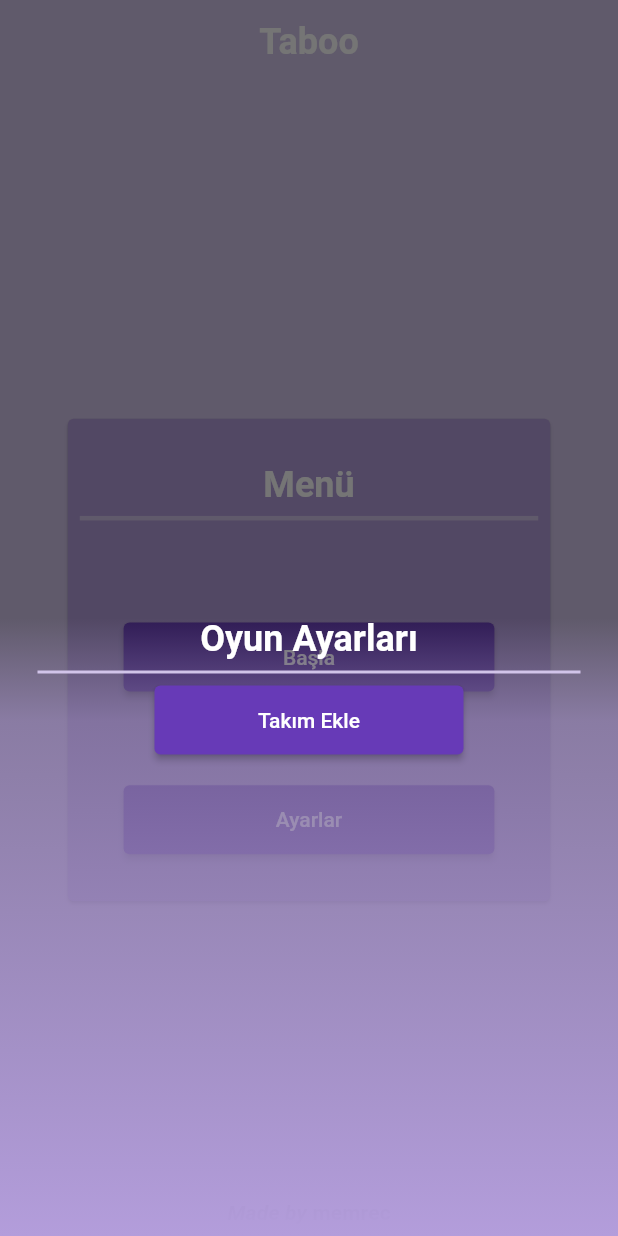
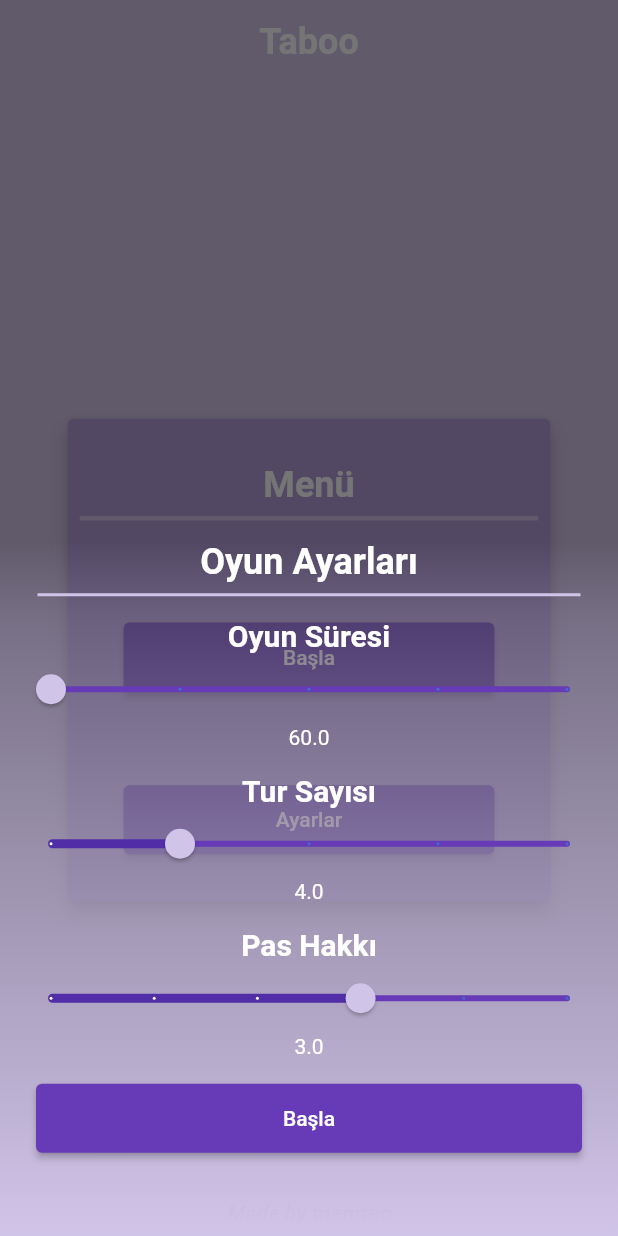
Before and after one commit to m-emrec/Taboo-Game, a Flutter app: the screen it shows after launch, after a tap on "Başla", on a phone screen of 412 x 824 dp. Run offline on Flutter 3.47's test engine with Material 2 defaults, Android fonts, the phone set to English and light mode, and no system bars; our stand-ins replace logger.

Commit message:
User can add team names. Game Setting's UI is done but not the functionality.

```diff
--- a/lib/pages/home_page.dart
+++ b/lib/pages/home_page.dart
@@ -1,6 +1,6 @@
 import 'package:flutter/material.dart';
 import 'package:taboo/pages/game_page.dart';
-import 'package:taboo/utils/game_settings_sheet.dart';
+import 'package:taboo/utils/start_game_sheet.dart';
 
 import '../utils/settings_sheet.dart';
 
@@ -24,6 +24,7 @@ class HomePage extends StatelessWidget {
                 width: screenWidth * 0.8,
                 height: screenHeight * 0.4,
                 child: Card(
+                  elevation: 5,
                   child: Column(
                     mainAxisSize: MainAxisSize.min,
                     mainAxisAlignment: MainAxisAlignment.spaceAround,
@@ -49,10 +50,9 @@ class HomePage extends StatelessWidget {
                         width: screenWidth * 0.6,
                         child: ElevatedButton(
                           onPressed: () => showModalBottomSheet(
-
                               backgroundColor: Colors.transparent,
                               context: context,
-                              builder: (_) => const GameSettingsSheet()),
+                              builder: (_) => StartGameSheet()),
                           child: const Text("Başla"),
                         ),
                       ),
@@ -62,7 +62,6 @@ class HomePage extends StatelessWidget {
                         width: screenWidth * 0.6,
                         child: ElevatedButton(
                           onPressed: () => showModalBottomSheet(
-
                               backgroundColor: Colors.transparent,
                               context: context,
                               builder: (_) => const SettingSheet()),
--- a/lib/provider/game_provider.dart
+++ b/lib/provider/game_provider.dart
@@ -106,16 +106,7 @@ class Game extends ChangeNotifier {
         }
     ]
   */
-  final List<Map> _teamList = [
-    {
-      "teamName": "Green Team",
-      "teamScore": 10,
-    },
-    {
-      "teamName": "Yellow Team",
-      "teamScore": 25,
-    }
-  ];
+  List<Map> _teamList = [];
 
   late final int _teamCount;
 
@@ -130,6 +121,20 @@ class Game extends ChangeNotifier {
   //------------------- end of getters
 
   // ------------- functions
+
+  void addTeam(String teamName) {
+    _teamList.add(
+      {
+        "teamName": teamName,
+        "teamScore": 0,
+      },
+    );
+    logger.i(_teamList);
+  }
+
+  void resetGame() {
+    _teamList = [];
+  }
 
   void shuffleWords() {
     _words.shuffle();
--- a/lib/theme/theme_constants.dart
+++ b/lib/theme/theme_constants.dart
@@ -4,7 +4,7 @@ import 'package:flutter/material.dart';
 
 Color PRIMARY_COLOR = Colors.deepPurple.shade100;
 Color CARD_COLOR = Colors.deepPurple.shade200;
-
+Color buttonColor = Colors.deepPurple.shade500;
 ThemeData appTheme = ThemeData(
   // General Theme
   brightness: Brightness.light,
@@ -23,12 +23,30 @@ ThemeData appTheme = ThemeData(
   elevatedButtonTheme: ElevatedButtonThemeData(
     style: ButtonStyle(
       backgroundColor:
-          MaterialStateProperty.all<Color>(Colors.deepPurple.shade500),
+          MaterialStateProperty.all<Color>(buttonColor),
       padding: MaterialStateProperty.all<EdgeInsetsGeometry>(
         const EdgeInsets.symmetric(vertical: 15),
       ),
       overlayColor:
           MaterialStateProperty.all<Color>(Colors.deepPurple.shade100),
+    ),
+  ),
+
+  snackBarTheme: SnackBarThemeData(
+    backgroundColor: CARD_COLOR,
+    behavior: SnackBarBehavior.floating,
+    insetPadding: const EdgeInsets.all(16),
+    showCloseIcon: true,
+  ),
+
+  inputDecorationTheme: InputDecorationTheme(
+    filled: true,
+    fillColor: CARD_COLOR.withOpacity(0.5),
+    border: OutlineInputBorder(
+      borderRadius: BorderRadius.circular(5),
+    ),
+    enabledBorder: OutlineInputBorder(
+      borderRadius: BorderRadius.circular(5),
     ),
   ),
 
@@ -42,5 +60,19 @@ ThemeData appTheme = ThemeData(
     titleSmall: TextStyle(
       fontWeight: FontWeight.bold,
       fontStyle: FontStyle.italic,
-      )),
+    ),
+    bodyLarge: TextStyle(
+      fontSize: 20,
+      fontWeight: FontWeight.bold,
+      color: Colors.white,
+    ),
+  ),
+
+  sliderTheme: SliderThemeData(
+    activeTrackColor: Colors.deepPurple.shade700,
+    activeTickMarkColor: Colors.white,
+    inactiveTrackColor: buttonColor,
+    thumbColor: Colors.deepPurple.shade100,
+  ),
+  dividerColor: CARD_COLOR
 );
--- /dev/null
+++ b/lib/utils/game_settings_section.dart
@@ -0,0 +1,103 @@
+import 'package:flutter/material.dart';
+
+class GameSettings extends StatelessWidget {
+  const GameSettings({super.key});
+
+  // Oyun Süresi | Pas hakkı | Tur Sayısı
+
+  @override
+  Widget build(BuildContext context) {
+    return Column(
+      mainAxisSize: MainAxisSize.min,
+      children: [
+        SettingSlider(
+          minMalue: 60,
+          maxValue: 180,
+          value: 60,
+          title: "Oyun Süresi",
+          division: 4,
+        ),
+        SettingSlider(
+          title: "Tur Sayısı",
+          minMalue: 2,
+          maxValue: 10,
+          value: 4,
+          division: 4,
+        ),
+        SettingSlider(
+          maxValue: 5,
+          value: 3,
+          title: "Pas Hakkı",
+          division: 5,
+        ),
+        // Start game button
+        SizedBox(
+          width: double.infinity,
+          child: Padding(
+            padding: const EdgeInsets.symmetric(vertical: 8.0, horizontal: 24),
+            child: ElevatedButton(
+              onPressed: () {},
+              child: const Text("Başla"),
+            ),
+          ),
+        )
+      ],
+    );
+  }
+}
+
+class SettingSlider extends StatefulWidget {
+  SettingSlider({
+    super.key,
+    required this.value,
+    required this.title,
+    required this.maxValue,
+    required this.division,
+    this.minMalue = 0,
+  });
+
+  double value;
+  final double maxValue;
+  final String title;
+  final int division;
+  final double minMalue;
+  @override
+  State<SettingSlider> createState() => _SettingSliderState();
+}
+
+class _SettingSliderState extends State<SettingSlider> {
+  @override
+  Widget build(BuildContext context) {
+    return Padding(
+      padding: const EdgeInsets.all(8.0),
+      child: Column(
+        children: [
+          // Title of slider
+          Text(
+            widget.title,
+            style: Theme.of(context).textTheme.bodyLarge,
+          ),
+          //Slider
+          Slider(
+            value: widget.value,
+            onChanged: (newValue) => setState(
+              () {
+                widget.value = newValue;
+              },
+            ),
+            max: widget.maxValue,
+            min: widget.minMalue,
+            divisions: widget.division,
+            label: "${widget.value}",
+          ),
+          // Value text
+          Text(
+            widget.value.toString(),
+            style: const TextStyle(color: Colors.white),
+          ),
+
+        ],
+      ),
+    );
+  }
+}
--- a/lib/utils/game_settings_sheet.dart
+++ /dev/null
@@ -1,57 +0,0 @@
-import 'package:flutter/material.dart';
-
-class GameSettingsSheet extends StatelessWidget {
-  const GameSettingsSheet({super.key});
-
-  Widget button(
-      {required VoidCallback onPressed,
-      required Widget child,
-      required double screenWidth}) {
-    return SizedBox(
-      width: screenWidth * 0.5,
-      child: ElevatedButton(onPressed: onPressed, child: child),
-    );
-  }
-
-  @override
-  Widget build(BuildContext context) {
-    final screenHeight = MediaQuery.of(context).size.height;
-    final screenWidth = MediaQuery.of(context).size.width;
-    return Container(
-      height: screenHeight * 0.5,
-      decoration: BoxDecoration(
-        gradient: LinearGradient(
-          begin: Alignment.bottomCenter,
-          end: Alignment.topCenter,
-          colors: [
-            Theme.of(context).cardColor,
-            Theme.of(context).cardColor.withOpacity(0.9),
-            Theme.of(context).cardColor.withOpacity(0.8),
-            Theme.of(context).cardColor.withOpacity(0.7),
-            Theme.of(context).cardColor.withOpacity(0.6),
-            Theme.of(context).cardColor.withOpacity(0.5),
-            Theme.of(context).cardColor.withOpacity(0),
-          ],
-        ),
-      ),
-      child: Column(
-        children: [
-          Text(
-            "Oyun Ayarları",
-            style: Theme.of(context).textTheme.titleLarge,
-          ),
-          Divider(
-            color: Theme.of(context).primaryColor,
-            thickness: 2,
-            indent: 25,
-            endIndent: 25,
-          ),
-          button(
-              onPressed: () {},
-              child: Text("Takım Ekle"),
-              screenWidth: screenWidth)
-        ],
-      ),
-    );
-  }
-}
--- /dev/null
+++ b/lib/utils/start_game_sheet.dart
@@ -0,0 +1,64 @@
+import 'package:flutter/material.dart';
+import 'package:taboo/utils/game_settings_section.dart';
+
+import 'add_team_section.dart';
+
+class StartGameSheet extends StatelessWidget {
+  StartGameSheet({super.key});
+
+  final PageController _controller = PageController();
+
+  @override
+  Widget build(BuildContext context) {
+    return Scaffold(
+      backgroundColor: Colors.transparent,
+      body: Container(
+        decoration: BoxDecoration(
+          gradient: LinearGradient(
+            begin: Alignment.bottomCenter,
+            end: Alignment.topCenter,
+            colors: [
+              Theme.of(context).canvasColor,
+              Theme.of(context).canvasColor.withOpacity(0.9),
+              Theme.of(context).canvasColor.withOpacity(0.8),
+              Theme.of(context).canvasColor.withOpacity(0.7),
+              Theme.of(context).canvasColor.withOpacity(0.6),
+              Theme.of(context).canvasColor.withOpacity(0.5),
+              Theme.of(context).canvasColor.withOpacity(0.4),
+              Theme.of(context).canvasColor.withOpacity(0.3),
+              Theme.of(context).canvasColor.withOpacity(0.2),
+              Theme.of(context).canvasColor.withOpacity(0.0),
+            ],
+          ),
+        ),
+        child: Column(
+          children: [
+            Text(
+              "Oyun Ayarları",
+              style: Theme.of(context).textTheme.titleLarge,
+            ),
+            Divider(
+              color: Theme.of(context).primaryColor,
+              thickness: 2,
+              indent: 25,
+              endIndent: 25,
+            ),
+            Expanded(
+              child: PageView(
+                controller: _controller,
+                physics: const NeverScrollableScrollPhysics(),
+                children: [
+                   const GameSettings(),
+                  AddTeam(
+                    pageController: _controller,
+                  ),
+
+                ],
+              ),
+            ),
+          ],
+        ),
+      ),
+    );
+  }
+}
```
Also changed, not shown: lib/models/settings_model.dart (added, +11 -0 lines), lib/utils/add_team_section.dart (added, +175 -0 lines). Lines whose indentation alone changed are shown as unchanged.
